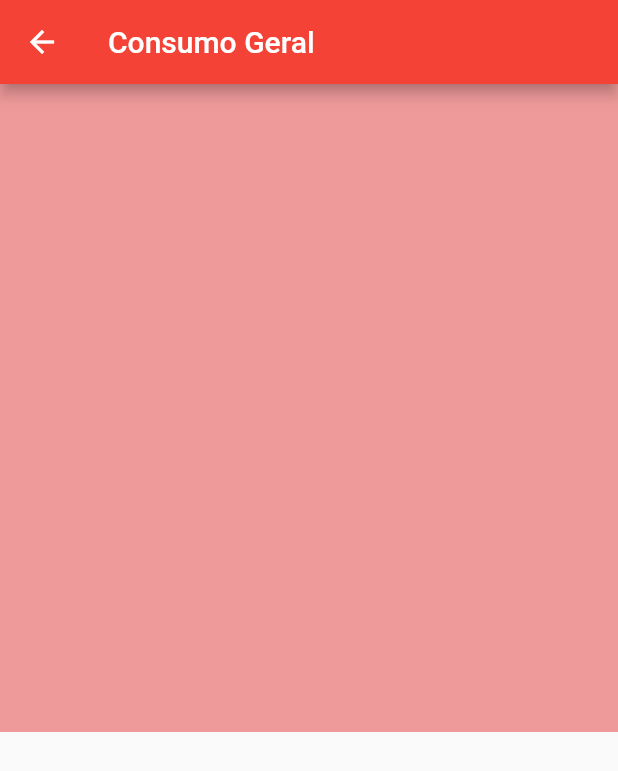
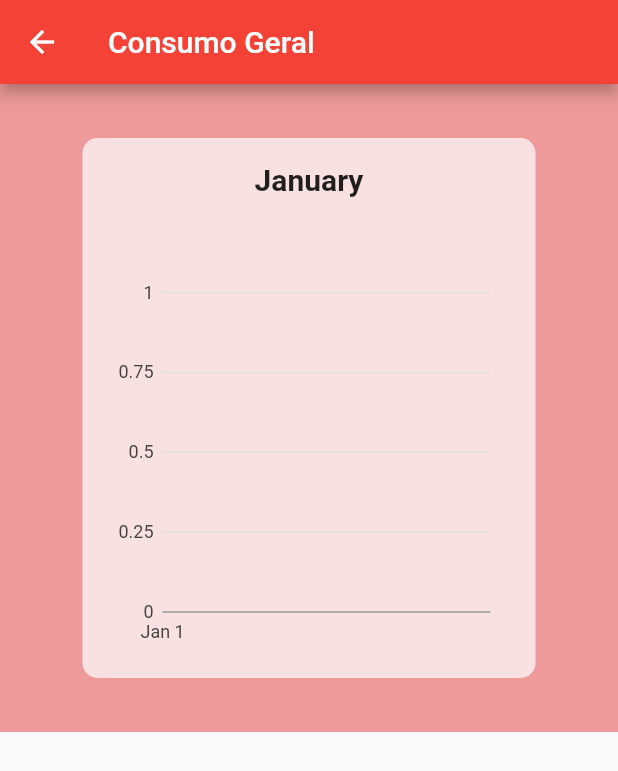
Before and after one commit to brut4luk3/fraldinha, a Flutter app: the screen it shows after launch, after a tap on "Consumo Geral", on a phone screen of 412 x 824 dp. Shown: the top 771 px of the screen. Run offline on Flutter 3.47's test engine with Material 2 defaults, Android fonts, the phone set to English and light mode, and no system bars; drawn by our look-alikes of carousel_slider; our stand-ins replace charts_flutter, shared_preferences.

Commit message:
Página consumo_geral.dart quase completa

```diff
--- a/lib/consumo_geral.dart
+++ b/lib/consumo_geral.dart
@@ -1,6 +1,7 @@
 import 'package:flutter/material.dart';
 import 'package:carousel_slider/carousel_slider.dart';
-import 'package:charts_flutter/flutter.dart' as charts; // Importação necessária
+import 'package:charts_flutter/flutter.dart' as charts;
+import 'package:intl/intl.dart';
 import 'month_data.dart';
 
 class ConsumoGeralPage extends StatelessWidget {
@@ -10,6 +11,8 @@ class ConsumoGeralPage extends StatelessWidget {
 
   @override
   Widget build(BuildContext context) {
+    List<MonthData> completeMonthDataList = _generateMonthDataList();
+
     return Scaffold(
       appBar: AppBar(
         title: Text('Consumo Geral'),
@@ -19,11 +22,13 @@ class ConsumoGeralPage extends StatelessWidget {
         padding: EdgeInsets.all(16),
         child: CarouselSlider(
           options: CarouselOptions(
-            height: 400, // Ajuste a altura dos slides conforme necessário
+            height: 400,
+            viewportFraction: 0.9,
             enableInfiniteScroll: false,
           ),
-          items: monthDataList.map((monthData) {
+          items: completeMonthDataList.map((monthData) {
             return Container(
+              margin: EdgeInsets.all(20),
               padding: EdgeInsets.all(16),
               decoration: BoxDecoration(
                 borderRadius: BorderRadius.circular(10),
@@ -37,10 +42,10 @@ class ConsumoGeralPage extends StatelessWidget {
                     style: TextStyle(fontSize: 20, fontWeight: FontWeight.bold),
                     textAlign: TextAlign.center,
                   ),
-                  SizedBox(height: 20),
+                  SizedBox(height: 50),
                   Expanded(
                     child: Container(
-                      child: _buildChart(monthData.diaperChanges), // Utiliza a função _buildChart para exibir o gráfico de consumo de fraldas
+                      child: _buildChart(monthData.diaperChanges),
                     ),
                   ),
                 ],
@@ -50,6 +55,21 @@ class ConsumoGeralPage extends StatelessWidget {
         ),
       ),
     );
+  }
+
+  List<MonthData> _generateMonthDataList() {
+    List<MonthData> completeMonthDataList = [];
+
+    for (int month = 1; month <= 12; month++) {
+      String monthName = DateFormat.MMMM().format(DateTime(2023, month));
+      List<int> diaperChanges = monthDataList
+          .firstWhere((data) => data.monthName == monthName, orElse: () => MonthData(monthName, []))
+          .diaperChanges;
+
+      completeMonthDataList.add(MonthData(monthName, diaperChanges));
+    }
+
+    return completeMonthDataList;
   }
 
   Widget _buildChart(List<int> diaperChanges) {
@@ -71,10 +91,7 @@ class ConsumoGeralPage extends StatelessWidget {
   }
 
   List<TimeSeriesData> _generateChartData(List<int> diaperChanges) {
-    // Gera os dados de consumo de fraldas para o gráfico
     List<TimeSeriesData> chartData = [];
-
-    // Converte os timestamps em objetos DateTime e conta a quantidade de fraldas por dia
     Map<DateTime, int> dailyCounts = {};
 
     for (int timestamp in diaperChanges) {
@@ -88,7 +105,6 @@ class ConsumoGeralPage extends StatelessWidget {
       dailyCounts[date] = dailyCounts[date]! + 1;
     }
 
-    // Cria os objetos TimeSeriesData com os dados de consumo de fraldas por dia
     dailyCounts.forEach((date, count) {
       chartData.add(TimeSeriesData(date, count));
     });
--- a/lib/month_data.dart
+++ b/lib/month_data.dart
@@ -1,6 +1,7 @@
 class MonthData {
   final String monthName;
   final List<int> diaperChanges;
+  String month = '';
 
   MonthData(this.monthName, this.diaperChanges);
 }
```
